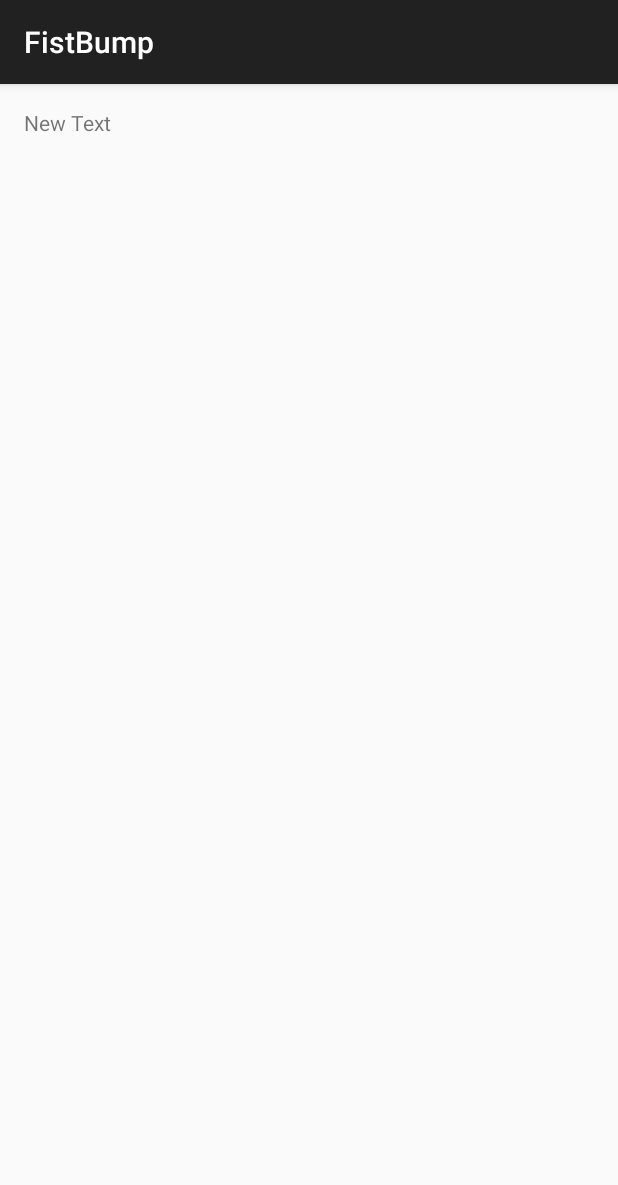
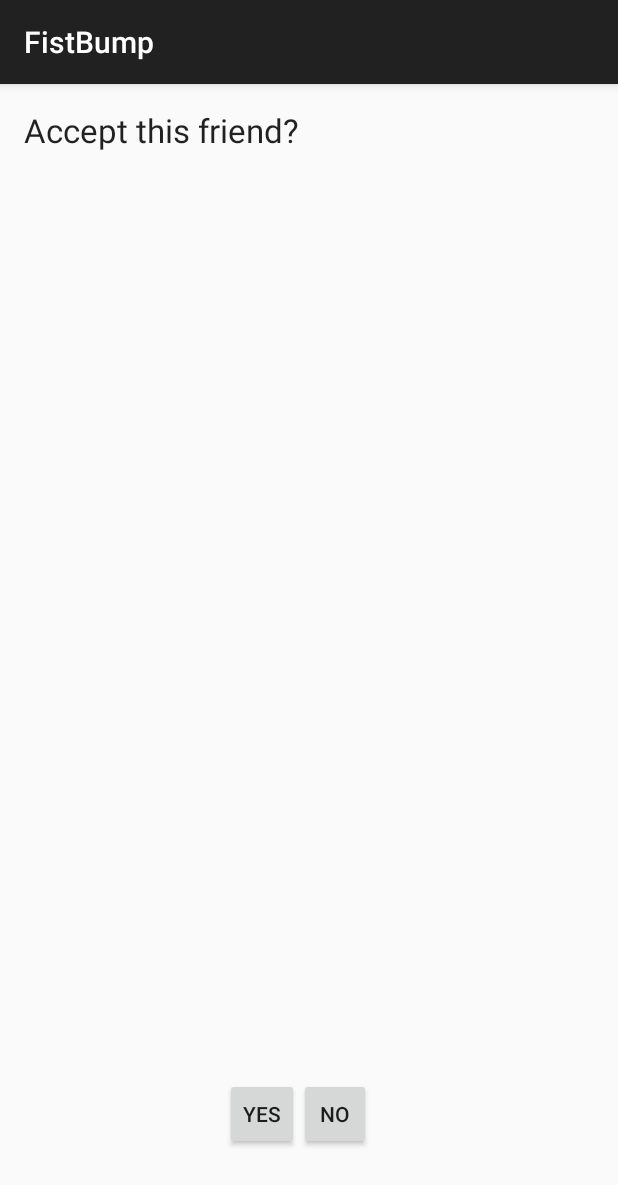
Before and after one commit to LadyWhaleton/Fistbump, an Android app: the acceptFriend screen opened directly, with no data from a screen before it, on a phone screen of 412 x 824 dp. Shown: the top 1185 px of the screen. Run offline under Robolectric (Android 15) with nearby library versions, the light colour scheme and no system bars.

```diff
--- a/app/src/main/java/fistbumpstudios/fistbump/WaitForBeam.java
+++ b/app/src/main/java/fistbumpstudios/fistbump/WaitForBeam.java
@@ -40,7 +40,7 @@
             br = new BufferedReader(new FileReader(userfile));
             String line;
             while ((line = br.readLine()) != null) {
-                message += line +'\n';
+                message += line +";";
             }
             br.close();
         } catch (IOException e) {
--- a/app/src/main/res/layout/activity_accept_friend.xml
+++ b/app/src/main/res/layout/activity_accept_friend.xml
@@ -12,8 +12,32 @@
     <TextView
         android:layout_width="wrap_content"
         android:layout_height="wrap_content"
-        android:text="New Text"
-        android:id="@+id/textViewFriend"
+        android:textAppearance="?android:attr/textAppearanceLarge"
+        android:text="Accept this friend?"
+        android:id="@+id/textView3"
         android:layout_alignParentTop="true"
         android:layout_alignParentStart="true" />
+
+    <Button
+        style="?android:attr/buttonStyleSmall"
+        android:layout_width="wrap_content"
+        android:layout_height="wrap_content"
+        android:text="Yes"
+        android:onClick="accept"
+        android:id="@+id/acceptButton"
+        android:layout_marginBottom="41dp"
+        android:layout_alignParentBottom="true"
+        android:layout_alignEnd="@+id/textView3" />
+
+    <Button
+        style="?android:attr/buttonStyleSmall"
+        android:layout_width="wrap_content"
+        android:layout_height="wrap_content"
+        android:text="No"
+        android:onClick="reject"
+        android:id="@+id/rejectButton"
+        android:layout_alignTop="@+id/acceptButton"
+        android:layout_toEndOf="@+id/acceptButton" />
+
+
 </RelativeLayout>
```
Also changed, not shown: app/src/main/java/fistbumpstudios/fistbump/MainActivity.java (+6 -10 lines), app/src/main/java/fistbumpstudios/fistbump/acceptFriend.java (+38 -5 lines).
